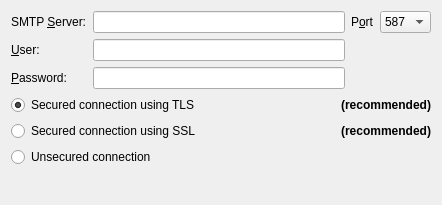
Above: client/src/ui/widgets/settings/smtp_settings_widget.ui from networkoptix/nx_open before the change. Below: the same form after it.
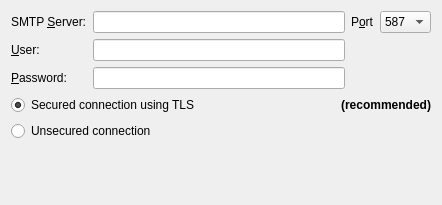
That is the form after the change.

Commit message:
Smtp settings can be setup from the client
<==== Mercurial data ====>
Branch: master

What changed in the file:
```diff
--- a/client/src/ui/widgets/settings/smtp_settings_widget.ui
+++ b/client/src/ui/widgets/settings/smtp_settings_widget.ui
@@ -108,6 +108,23 @@
    </item>
    <item>
     <layout class="QGridLayout" name="gridLayout">
+     <item row="0" column="1">
+      <widget class="QLabel" name="tlsRecommendedLabel">
+       <property name="text">
+        <string>&lt;html&gt;&lt;head/&gt;&lt;body&gt;&lt;p&gt;&lt;span style=&quot; font-weight:600;&quot;&gt;(recommended)&lt;/span&gt;&lt;/p&gt;&lt;/body&gt;&lt;/html&gt;</string>
+       </property>
+       <property name="alignment">
+        <set>Qt::AlignRight|Qt::AlignTrailing|Qt::AlignVCenter</set>
+       </property>
+      </widget>
+     </item>
+     <item row="1" column="0">
+      <widget class="QRadioButton" name="unsecuredRadioButton">
+       <property name="text">
+        <string>Unsecured connection</string>
+       </property>
+      </widget>
+     </item>
      <item row="0" column="0">
       <widget class="QRadioButton" name="tlsRadioButton">
        <property name="text">
@@ -118,40 +135,6 @@
        </property>
       </widget>
      </item>
-     <item row="2" column="0">
-      <widget class="QRadioButton" name="unsecuredRadioButton">
-       <property name="text">
-        <string>Unsecured connection</string>
-       </property>
-      </widget>
-     </item>
-     <item row="1" column="0">
-      <widget class="QRadioButton" name="sslRadioButton">
-       <property name="text">
-        <string>Secured connection using SSL</string>
-       </property>
-      </widget>
-     </item>
-     <item row="0" column="1">
-      <widget class="QLabel" name="tlsRecommendedLabel">
-       <property name="text">
-        <string>&lt;html&gt;&lt;head/&gt;&lt;body&gt;&lt;p&gt;&lt;span style=&quot; font-weight:600;&quot;&gt;(recommended)&lt;/span&gt;&lt;/p&gt;&lt;/body&gt;&lt;/html&gt;</string>
-       </property>
-       <property name="alignment">
-        <set>Qt::AlignRight|Qt::AlignTrailing|Qt::AlignVCenter</set>
-       </property>
-      </widget>
-     </item>
-     <item row="1" column="1">
-      <widget class="QLabel" name="sslRecommendedLabel">
-       <property name="text">
-        <string>&lt;html&gt;&lt;head/&gt;&lt;body&gt;&lt;p&gt;&lt;span style=&quot; font-weight:600;&quot;&gt;(recommended)&lt;/span&gt;&lt;/p&gt;&lt;/body&gt;&lt;/html&gt;</string>
-       </property>
-       <property name="alignment">
-        <set>Qt::AlignRight|Qt::AlignTrailing|Qt::AlignVCenter</set>
-       </property>
-      </widget>
-     </item>
     </layout>
    </item>
    <item>
```
Left out of the diff: 6 changed lines with no effect on the pictures. The commit also changes 8 other files.
